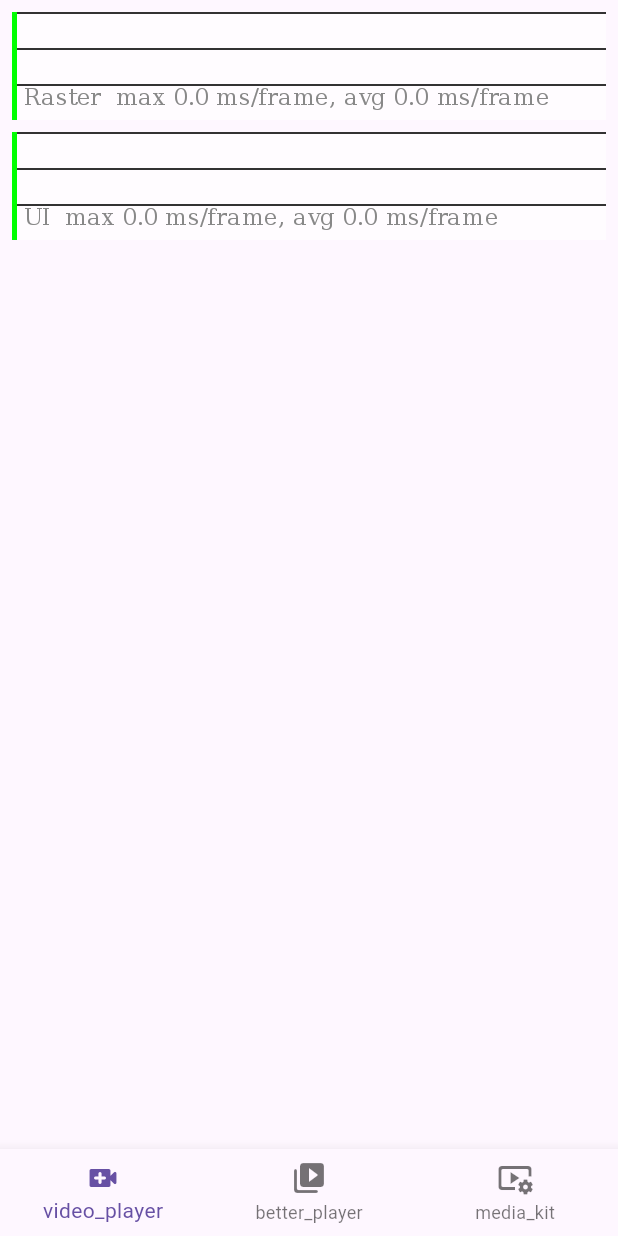
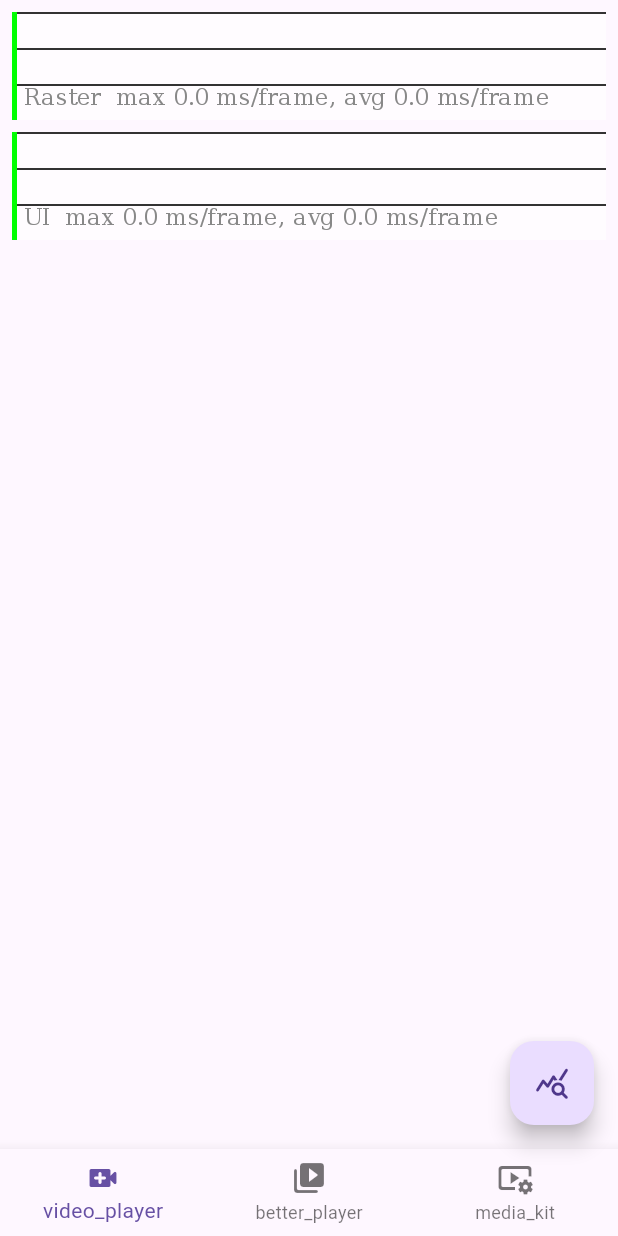
Before and after one commit to citylegends-official/flutter_preload_videos, a Flutter app: the first screen one second after launch, on a phone screen of 412 x 824 dp. Run offline on Flutter 3.47's test engine with Material 3 defaults, Android fonts, the phone set to English and light mode, and no system bars; our stand-ins replace better_player, bloc, flutter_bloc, freezed_annotation, get_it, injectable and 1 more; missing offline and left inert: media_kit_video.

Commit message:
Add floating action button and update bottom navigation bar

```diff
--- a/lib/feature/home/page/home_page.dart
+++ b/lib/feature/home/page/home_page.dart
@@ -22,6 +22,12 @@ class _HomePageState extends State<HomePage> {
   @override
   Widget build(BuildContext context) {
     return Scaffold(
+      floatingActionButton: FloatingActionButton(
+        onPressed: () {},
+        child: const Icon(
+          Icons.query_stats_rounded,
+        ),
+      ),
       bottomNavigationBar: BottomNavigationBar(
         currentIndex: _videoPlayerDetails.details.index,
         onTap: (index) {
@@ -32,9 +38,10 @@ class _HomePageState extends State<HomePage> {
             _ => null,
           };
 
-          setState(() {
-            _videoPlayerDetails = _tmp!;
-          });
+          if (_tmp != null)
+            setState(() {
+              _videoPlayerDetails = _tmp;
+            });
         },
         items: [
           BottomNavigationBarItem(
```
